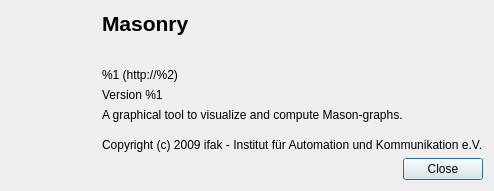
This is src/gui/dialogs/aboutdialog.ui in saschpe/masonry as Qt 5 draws it before an edit. The edited form follows.
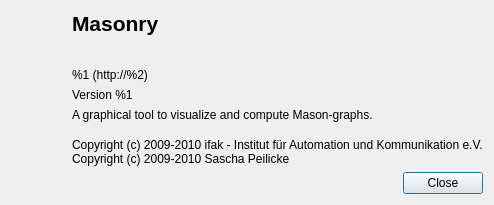
This is the edited form.

Commit message: Updated copyright notice in the AboutDialog.

The edit to the form file:
```diff
--- a/src/gui/dialogs/aboutdialog.ui
+++ b/src/gui/dialogs/aboutdialog.ui
@@ -65,7 +65,8 @@
    <item row="6" column="2" colspan="2">
     <widget class="QLabel" name="label">
      <property name="text">
-      <string>Copyright (c) 2009 ifak - Institut für Automation und Kommunikation e.V.</string>
+      <string>Copyright (c) 2009-2010 ifak - Institut für Automation und Kommunikation e.V.
+Copyright (c) 2009-2010 Sascha Peilicke &lt;sasch.pe@gmx.de&gt;</string>
      </property>
      <property name="wordWrap">
       <bool>false</bool>
```
